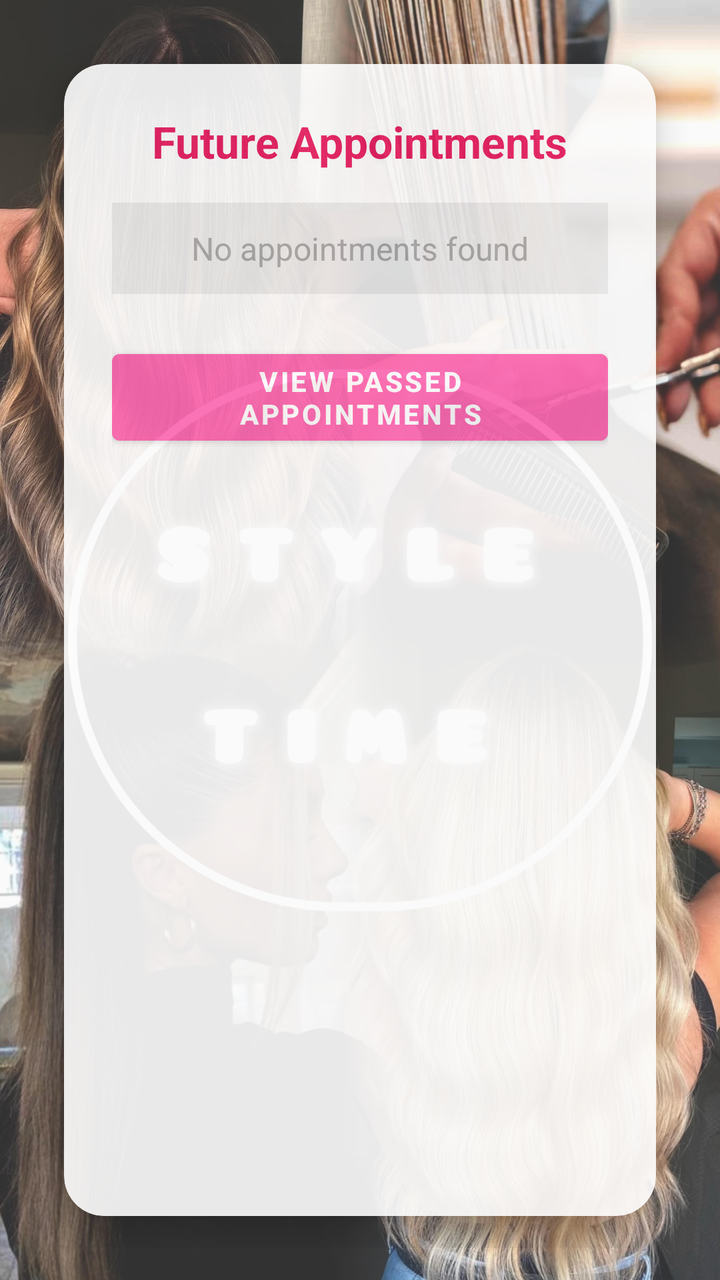
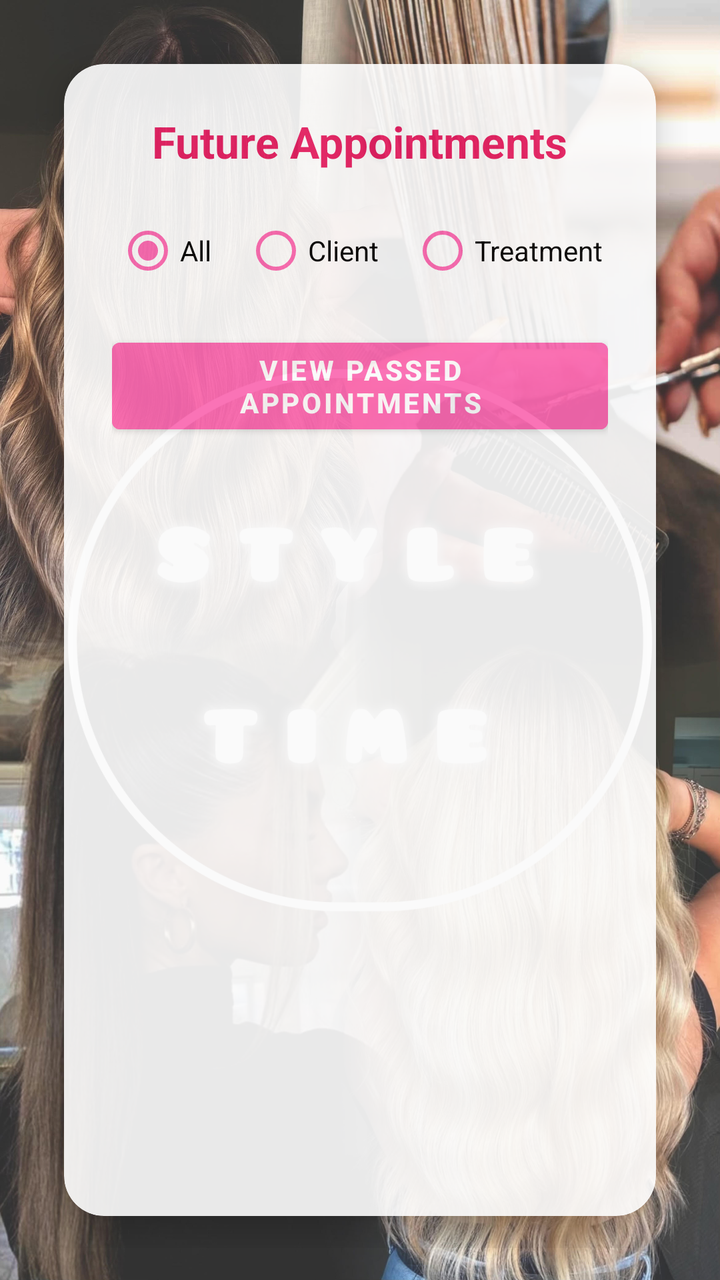

The first picture is an Android layout as it rendered before a commit; the second is the same layout after the commit. The layout source and the unified diff follow.
<!-- AndroidManifest.xml: application theme Theme.StyleTimeAndroidApp -->
<!-- res/layout/fragment_appointment_management.xml -->
<?xml version="1.0" encoding="utf-8"?>
<androidx.constraintlayout.widget.ConstraintLayout xmlns:android="http://schemas.android.com/apk/res/android"
    xmlns:app="http://schemas.android.com/apk/res-auto"
    android:layout_width="match_parent"
    android:layout_height="match_parent"
    android:background="@drawable/background"
    android:padding="16dp">

    
    <androidx.cardview.widget.CardView
        android:layout_width="0dp"
        android:layout_height="0dp"
        app:cardCornerRadius="20dp"
        app:cardElevation="10dp"
        android:background="@android:color/white"
        android:alpha="0.9"
        app:layout_constraintTop_toTopOf="parent"
        app:layout_constraintBottom_toBottomOf="parent"
        app:layout_constraintStart_toStartOf="parent"
        app:layout_constraintEnd_toEndOf="parent"
        android:layout_margin="16dp">

        <LinearLayout
            android:layout_width="match_parent"
            android:layout_height="match_parent"
            android:orientation="vertical"
            android:padding="24dp">

            
            <TextView
                android:id="@+id/futureAppointmentsTitle"
                android:layout_width="wrap_content"
                android:layout_height="wrap_content"
                android:text="Future Appointments"
                android:textSize="22sp"
                android:textStyle="bold"
                android:textColor="@color/primary_color"
                android:layout_gravity="center_horizontal"
                android:layout_marginBottom="16dp"/>

            
            <TextView
                android:id="@+id/emptyStateText"
                android:layout_width="match_parent"
                android:layout_height="wrap_content"
                android:text="No appointments found"
                android:textAlignment="center"
                android:textSize="16sp"
                android:textColor="@android:color/darker_gray"
                android:background="#EEEEEE"
                android:padding="12dp"
                android:visibility="visible"
                android:layout_marginBottom="8dp"/>

            
            <androidx.recyclerview.widget.RecyclerView
                android:id="@+id/appointmentsRecyclerView"
                android:layout_width="match_parent"
                android:layout_height="0dp"
                android:layout_weight="1"
                android:background="@android:color/transparent"
                android:visibility="gone"
                android:layout_marginBottom="8dp"/>

            
            <Button
                android:id="@+id/btnViewPassedAppointments"
                android:layout_width="match_parent"
                android:layout_height="wrap_content"
                android:text="View Passed Appointments"
                android:textColor="@android:color/white"
                android:textStyle="bold"
                android:backgroundTint="@color/pink"
                android:layout_marginTop="16dp"/>

        </LinearLayout>
    </androidx.cardview.widget.CardView>

</androidx.constraintlayout.widget.ConstraintLayout>
<!-- resources referenced by this layout -->
<resources>
  <color name="pink">#FF69B4</color>
  <color name="primary_color">#E91E63</color>
  <!-- drawable background: jpg bitmap (drawable-xxhdpi, 942889 bytes) -->
  <style name="Theme.StyleTimeAndroidApp" parent="Theme.MaterialComponents.DayNight.DarkActionBar">
          <item name="colorPrimary">#6200EE</item>
          <item name="colorPrimaryVariant">#3700B3</item>
          <item name="colorOnPrimary">#FFFFFF</item>
          <item name="colorSecondary">#03DAC5</item>
      </style>
</resources>

<!-- the commit's change to res/layout/fragment_appointment_management.xml (unified diff, before → after) -->
@@ -36,7 +36,61 @@
                 android:textStyle="bold"
                 android:textColor="@color/primary_color"
                 android:layout_gravity="center_horizontal"
-                android:layout_marginBottom="16dp"/>
+                android:layout_marginBottom="16dp" />
+
+            
+            <RadioGroup
+                android:id="@+id/radioGroupFilter"
+                android:layout_width="wrap_content"
+                android:layout_height="wrap_content"
+                android:orientation="horizontal"
+                android:layout_gravity="center_horizontal"
+                android:layout_marginBottom="8dp">
+
+                <RadioButton
+                    android:id="@+id/radioAll"
+                    android:layout_width="wrap_content"
+                    android:layout_height="wrap_content"
+                    android:text="All"
+                    android:checked="true"
+                    app:buttonTint="@color/pink" />
+
+                <RadioButton
+                    android:id="@+id/radioClient"
+                    android:layout_width="wrap_content"
+                    android:layout_height="wrap_content"
+                    android:text="Client"
+                    android:layout_marginStart="16dp"
+                    app:buttonTint="@color/pink" />
+
+                <RadioButton
+                    android:id="@+id/radioTreatment"
+                    android:layout_width="wrap_content"
+                    android:layout_height="wrap_content"
+                    android:text="Treatment"
+                    android:layout_marginStart="16dp"
+                    app:buttonTint="@color/pink" />
+            </RadioGroup>
+
+            
+            <Spinner
+                android:id="@+id/spinnerClient"
+                android:layout_width="match_parent"
+                android:layout_height="48dp"
+                android:visibility="gone"
+                android:background="@drawable/spinner_background"
+                android:padding="12dp"
+                android:layout_marginBottom="8dp" />
+
+            
+            <Spinner
+                android:id="@+id/spinnerTreatment"
+                android:layout_width="match_parent"
+                android:layout_height="48dp"
+                android:visibility="gone"
+                android:background="@drawable/spinner_background"
+                android:padding="12dp"
+                android:layout_marginBottom="8dp" />
 
             
             <TextView
@@ -49,8 +103,8 @@
                 android:textColor="@android:color/darker_gray"
                 android:background="#EEEEEE"
                 android:padding="12dp"
-                android:visibility="visible"
-                android:layout_marginBottom="8dp"/>
+                android:visibility="gone"
+                android:layout_marginBottom="8dp" />
 
             
             <androidx.recyclerview.widget.RecyclerView
@@ -60,7 +114,7 @@
                 android:layout_weight="1"
                 android:background="@android:color/transparent"
                 android:visibility="gone"
-                android:layout_marginBottom="8dp"/>
+                android:layout_marginBottom="8dp" />
 
             
             <Button
@@ -71,7 +125,7 @@
                 android:textColor="@android:color/white"
                 android:textStyle="bold"
                 android:backgroundTint="@color/pink"
-                android:layout_marginTop="16dp"/>
+                android:layout_marginTop="8dp" />
 
         </LinearLayout>
     </androidx.cardview.widget.CardView>
<!-- resource entries referenced after the edit -->
@@ -3,11 +3,22 @@
   <color name="pink">#FF69B4</color>
   <color name="primary_color">#E91E63</color>
   <!-- drawable background: jpg bitmap (drawable-xxhdpi, 942889 bytes) -->
+  <!-- drawable spinner_background (drawable) -->
+  <?xml version="1.0" encoding="utf-8"?>
+  <shape xmlns:android="http://schemas.android.com/apk/res/android"
+      android:shape="rectangle">
+  
+      <corners android:radius="12dp"/>
+      <solid android:color="@android:color/white"/>
+      <stroke android:width="2dp" android:color="@color/primary"/>
+      <padding android:left="8dp" android:right="8dp" android:top="4dp" android:bottom="4dp"/>
+  </shape>
   <style name="Theme.StyleTimeAndroidApp" parent="Theme.MaterialComponents.DayNight.DarkActionBar">
           <item name="colorPrimary">#6200EE</item>
           <item name="colorPrimaryVariant">#3700B3</item>
           <item name="colorOnPrimary">#FFFFFF</item>
           <item name="colorSecondary">#03DAC5</item>
       </style>
+  <color name="primary">#E91E63</color>
 </resources>
 
